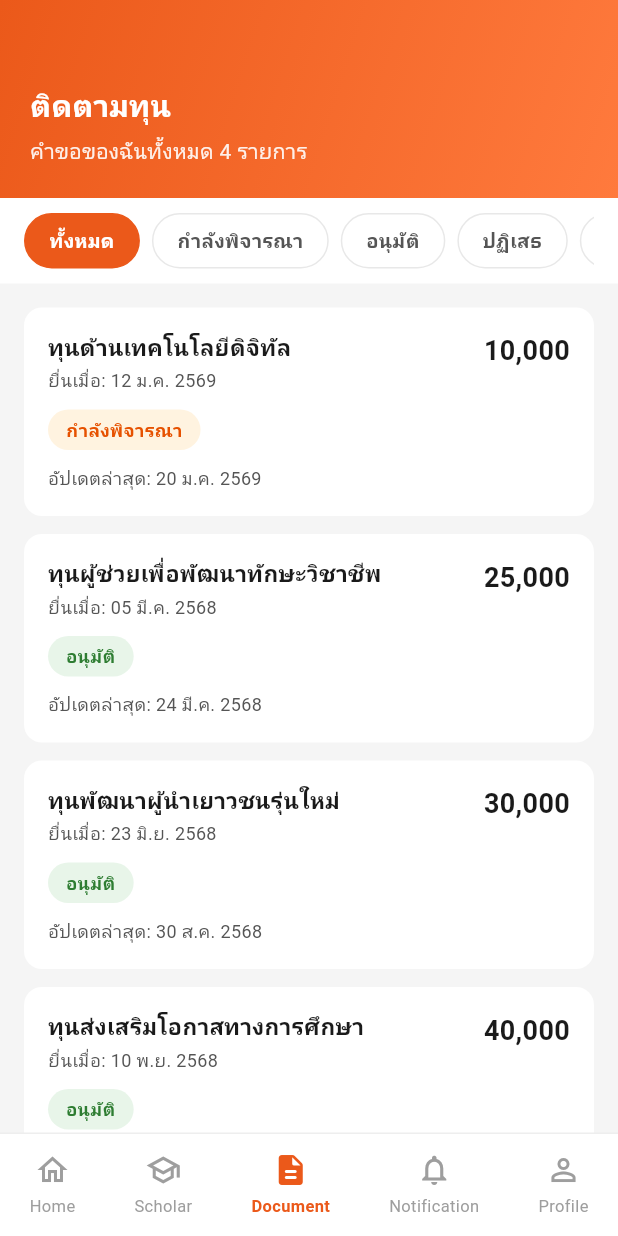
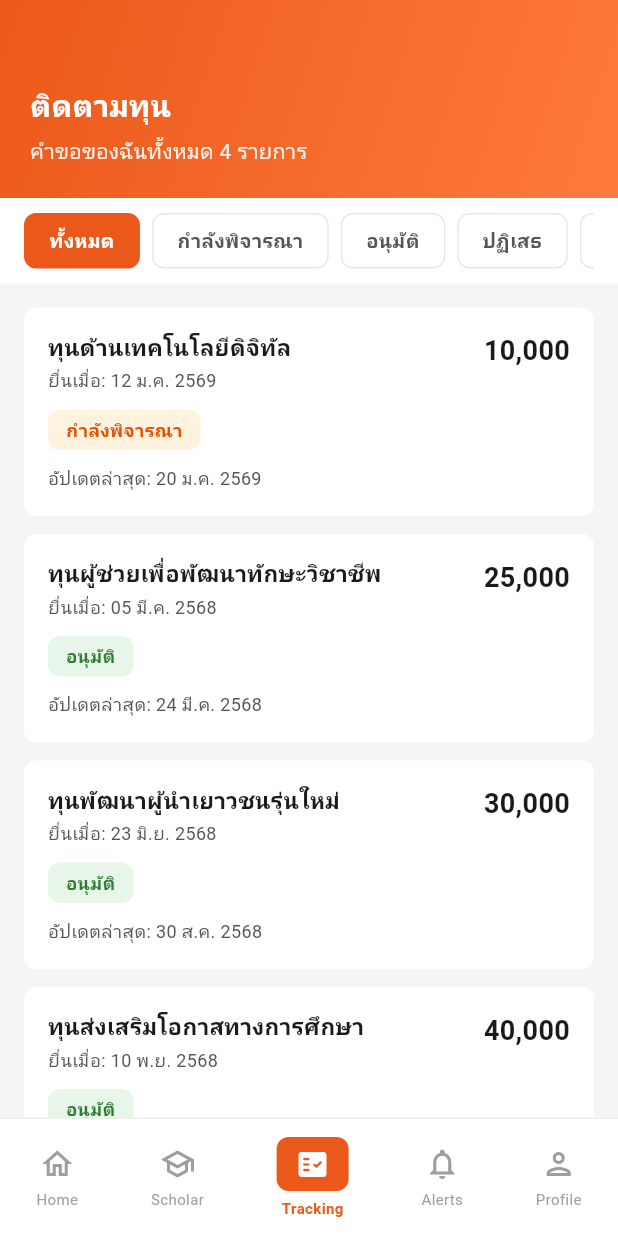
Before and after one commit to Wirakan/Scholarx_App, a Flutter app: the TrackingScreen screen opened directly, on a phone screen of 412 x 824 dp. Run offline on Flutter 3.47's test engine with Material 3 defaults, Android fonts, the phone set to English and light mode, and no system bars.

Commit message:
save icon border 8 for hom page, scholar page, tracking page

```diff
--- a/scholarx_app/lib/coreApp/widgets/primary_button.dart
+++ b/scholarx_app/lib/coreApp/widgets/primary_button.dart
@@ -94,7 +94,7 @@ class PrimaryButton extends StatelessWidget {
         height: _height,
         decoration: BoxDecoration(
           color: _bgColor,
-          borderRadius: BorderRadius.circular(999),
+          borderRadius: BorderRadius.circular(8),
           border: _border != null
               ? Border.all(color: AppColors.primary, width: 1.5)
               : null,
--- a/scholarx_app/lib/features/components/scholarship_list_card.dart
+++ b/scholarx_app/lib/features/components/scholarship_list_card.dart
@@ -58,7 +58,7 @@ class ScholarshipListCard extends StatelessWidget {
             padding: const EdgeInsets.symmetric(horizontal: 10, vertical: 4),
             decoration: BoxDecoration(
               color: AppColors.primaryBg,
-              borderRadius: BorderRadius.circular(999),
+              borderRadius: BorderRadius.circular(8),
             ),
             child: Text(
               scholarship.categoryLabel,
@@ -92,7 +92,7 @@ class ScholarshipListCard extends StatelessWidget {
                   ),
                   decoration: BoxDecoration(
                     border: Border.all(color: AppColors.primary),
-                    borderRadius: BorderRadius.circular(999),
+                    borderRadius: BorderRadius.circular(8),
                   ),
                   child: Text(
                     'ดูรายละเอียด',
--- a/scholarx_app/lib/features/components/student_card.dart
+++ b/scholarx_app/lib/features/components/student_card.dart
@@ -68,7 +68,7 @@ class StudentCard extends StatelessWidget {
                   ),
                   decoration: BoxDecoration(
                     border: Border.all(color: AppColors.primary),
-                    borderRadius: BorderRadius.circular(999),
+                    borderRadius: BorderRadius.circular(8),
                   ),
                   child: Text(
                     'ดูรายละเอียด',
--- a/scholarx_app/lib/features/student/screens/profile/student_profile_screen.dart
+++ b/scholarx_app/lib/features/student/screens/profile/student_profile_screen.dart
@@ -71,7 +71,7 @@ class _ProfileHero extends StatelessWidget {
             padding: const EdgeInsets.symmetric(horizontal: 20, vertical: 8),
             decoration: BoxDecoration(
               color: Colors.white.withOpacity(0.2),
-              borderRadius: BorderRadius.circular(999),
+              borderRadius: BorderRadius.circular(8),
             ),
             child: Text(
               'แก้ไขข้อมูล',
--- a/scholarx_app/lib/features/student/screens/scholar/scholar_screen.dart
+++ b/scholarx_app/lib/features/student/screens/scholar/scholar_screen.dart
@@ -147,7 +147,7 @@ class _ScholarScreenState extends State<ScholarScreen> {
                           color: isSelected
                               ? AppColors.primary
                               : AppColors.background,
-                          borderRadius: BorderRadius.circular(999),
+                          borderRadius: BorderRadius.circular(8),
                           border: Border.all(
                             color: isSelected
                                 ? AppColors.primary
--- a/scholarx_app/lib/features/student/screens/scholar/scholarship_detail.dart
+++ b/scholarx_app/lib/features/student/screens/scholar/scholarship_detail.dart
@@ -195,7 +195,7 @@ class _SectionCard extends StatelessWidget {
       width: double.infinity,
       decoration: BoxDecoration(
         color: Colors.white,
-        borderRadius: BorderRadius.circular(12),
+        borderRadius: BorderRadius.circular(8),
       ),
       padding: const EdgeInsets.all(20),
       child: Column(
--- a/scholarx_app/lib/features/student/screens/tracking/tracking_screen.dart
+++ b/scholarx_app/lib/features/student/screens/tracking/tracking_screen.dart
@@ -169,7 +169,7 @@ class _TrackingScreenState extends State<TrackingScreen> {
                                 ? AppColors.primary
                                 : AppColors.border,
                           ),
-                          borderRadius: BorderRadius.circular(20),
+                          borderRadius: BorderRadius.circular(8),
                         ),
                         child: Text(
                           tab.label,
@@ -253,7 +253,7 @@ class _TrackingCard extends StatelessWidget {
       duration: const Duration(milliseconds: 300),
       decoration: BoxDecoration(
         color: Colors.white,
-        borderRadius: BorderRadius.circular(12),
+        borderRadius: BorderRadius.circular(8),
         border: isHighlighted
             ? Border.all(color: AppColors.primary, width: 2)
             : null,
@@ -365,7 +365,7 @@ class _StatusBadge extends StatelessWidget {
       padding: const EdgeInsets.symmetric(horizontal: 12, vertical: 5),
       decoration: BoxDecoration(
         color: bg,
-        borderRadius: BorderRadius.circular(20),
+        borderRadius: BorderRadius.circular(8),
       ),
       child: Text(
         label,
@@ -407,15 +407,15 @@ class _BottomNavBar extends StatelessWidget {
   @override
   Widget build(BuildContext context) {
     const items = [
-      (Icons.home_outlined, Icons.home_rounded, 'Home'),
-      (Icons.school_outlined, Icons.school_rounded, 'Scholar'),
-      (Icons.description_outlined, Icons.description_rounded, 'Document'),
-      (
+      _NavDef(Icons.home_rounded, Icons.home_outlined, 'Home'),
+      _NavDef(Icons.school_rounded, Icons.school_outlined, 'Scholar'),
+      _NavDef(Icons.fact_check_rounded, Icons.fact_check_outlined, 'Tracking'),
+      _NavDef(
+        Icons.notifications_rounded,
         Icons.notifications_outlined,
-        Icons.notifications_rounded,
-        'Notification',
+        'Alerts',
       ),
-      (Icons.person_outline, Icons.person_rounded, 'Profile'),
+      _NavDef(Icons.person_rounded, Icons.person_outlined, 'Profile'),
     ];
     const activeIndex = 2;
 
@@ -428,8 +428,7 @@ class _BottomNavBar extends StatelessWidget {
       child: Row(
         mainAxisAlignment: MainAxisAlignment.spaceAround,
         children: List.generate(items.length, (i) {
-          final active = i == activeIndex;
-          final color = active ? AppColors.primary : AppColors.textTertiary;
+          final isActive = i == activeIndex;
           return GestureDetector(
             onTap: () {
               if (onNavTap != null) {
@@ -444,18 +443,34 @@ class _BottomNavBar extends StatelessWidget {
               child: Column(
                 mainAxisSize: MainAxisSize.min,
                 children: [
-                  Icon(
-                    active ? items[i].$2 : items[i].$1,
-                    color: color,
-                    size: 24,
-                  ),
+                  isActive
+                      ? Container(
+                          width: 48,
+                          height: 36,
+                          decoration: BoxDecoration(
+                            color: AppColors.primary,
+                            borderRadius: BorderRadius.circular(8),
+                          ),
+                          child: Icon(
+                            items[i].activeIcon,
+                            color: Colors.white,
+                            size: 22,
+                          ),
+                        )
+                      : Icon(
+                          items[i].inactiveIcon,
+                          color: const Color(0xFF9E9E9E),
+                          size: 24,
+                        ),
                   const SizedBox(height: 4),
                   Text(
-                    items[i].$3,
+                    items[i].label,
                     style: TextStyle(
-                      color: color,
-                      fontSize: 11,
-                      fontWeight: active ? FontWeight.w700 : FontWeight.w400,
+                      fontSize: 10,
+                      fontWeight: isActive ? FontWeight.w700 : FontWeight.w400,
+                      color: isActive
+                          ? AppColors.primary
+                          : const Color(0xFF9E9E9E),
                     ),
                   ),
                 ],
@@ -467,3 +482,10 @@ class _BottomNavBar extends StatelessWidget {
     );
   }
 }
+
+class _NavDef {
+  final IconData activeIcon;
+  final IconData inactiveIcon;
+  final String label;
+  const _NavDef(this.activeIcon, this.inactiveIcon, this.label);
+}
```
Also changed, not shown: scholarx_app/lib/coreApp/widgets/scholarship_form_widget.dart (+38 -14 lines), scholarx_app/lib/features/student/screens/home/student_home_screen.dart (+29 -23 lines).
